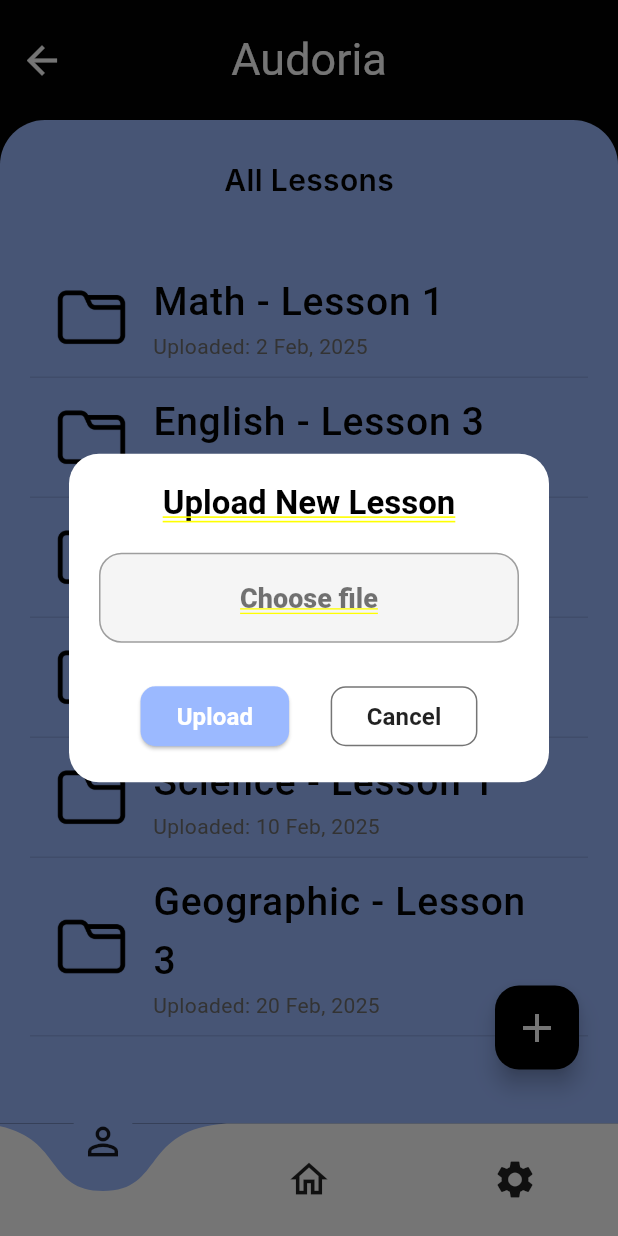
After one commit to malak-0/Audoria, a Flutter app: the screen it shows after launch, after a tap on the "add" icon, on a phone screen of 412 x 824 dp. The commit adds this screen. Run offline on Flutter 3.47's test engine with Material 3 defaults, Android fonts, the phone set to English and light mode, and no system bars; drawn by our look-alikes of curved_navigation_bar; Roboto replaces fonts that are missing (Inter, inter).

Commit message:
add initial implementation of all-lessons page (incomplete)

```diff
--- a/lib/custom_widgets/custom_listtile.dart
+++ b/lib/custom_widgets/custom_listtile.dart
@@ -1,23 +1,45 @@
 import 'package:flutter/material.dart';
 
-class CustomListtile extends StatelessWidget{
+class CustomListtile extends StatelessWidget {
   final String title;
   final String subTitle;
   final Widget filePage;
 
-  const CustomListtile({super.key, required this.title, required this.subTitle, required this.filePage});
+  const CustomListtile({
+    super.key,
+    required this.title,
+    required this.subTitle,
+    required this.filePage,
+  });
 
   @override
   Widget build(BuildContext context) {
-    return  GestureDetector(
-      onTap: () => Navigator.push(context, MaterialPageRoute(builder: (context)=>filePage)),
+    return GestureDetector(
+      onTap: () => Navigator.push(
+        context,
+        MaterialPageRoute(builder: (context) => filePage),
+      ),
       child: ListTile(
-          leading: Image.asset('assets/images/file.png',width: 50,height: 50),
-          title: Text(title, style: TextStyle(color: Color(0xff030303), fontSize: 26, fontWeight: FontWeight.w500, fontFamily: 'inter')),
-          subtitle: Text(subTitle,  style: TextStyle(color: const Color.fromARGB(255, 112, 112, 112), fontSize: 14, fontWeight: FontWeight.w400, fontFamily: 'inter')),
-
+        leading: Image.asset('assets/images/file.png', width: 50, height: 50),
+        title: Text(
+          title,
+          style: TextStyle(
+            color: Color(0xff030303),
+            fontSize: 26,
+            fontWeight: FontWeight.w500,
+            fontFamily: 'inter',
+          ),
+        ),
+        subtitle: Text(
+          subTitle,
+          style: TextStyle(
+            color: const Color.fromARGB(255, 112, 112, 112),
+            fontSize: 14,
+            fontWeight: FontWeight.w400,
+            fontFamily: 'inter',
+          ),
+        ),
       ),
     );
   }
-
 }
--- a/lib/main.dart
+++ b/lib/main.dart
@@ -1,3 +1,4 @@
+import 'package:audoria/screens/all_lessons_page.dart';
 import 'package:flutter/material.dart';
 import 'screens/child_home.dart';
 
@@ -15,7 +16,7 @@ class MyApp extends StatelessWidget {
       theme: ThemeData(
         colorScheme: ColorScheme.fromSeed(seedColor: Colors.deepPurple),
       ),
-      home: const ChildHomePage(username: 'Mariam'),
+      home: const AllLessonsPage(),
       debugShowCheckedModeBanner: false,
     );
   }
--- /dev/null
+++ b/lib/screens/all_lessons_page.dart
@@ -0,0 +1,193 @@
+import 'package:audoria/custom_widgets/custom_text.dart';
+import 'package:flutter/material.dart';
+import '../custom_widgets/custom_appbar.dart';
+import '../custom_widgets/custom_bottom_navbar.dart';
+import '../custom_widgets/custom_listtile.dart';
+
+class AllLessonsPage extends StatefulWidget {
+  const AllLessonsPage({super.key});
+
+  @override
+  State<AllLessonsPage> createState() => _AllLessonsPageState();
+}
+
+class _AllLessonsPageState extends State<AllLessonsPage> {
+  List<Map<String, String>> lessons = [
+    {'title': 'Math - Lesson 1', 'date': '2 Feb, 2025'},
+    {'title': 'English - Lesson 3', 'date': '3 Feb, 2025'},
+    {'title': 'English - Lesson 4', 'date': '4 Feb, 2025'},
+    {'title': 'History - Lesson 2', 'date': '7 Feb, 2025'},
+    {'title': 'Science - Lesson 1', 'date': '10 Feb, 2025'},
+    {'title': 'Geographic - Lesson 3', 'date': '20 Feb, 2025'},
+  ];
+
+  void _showUploadDialog() {
+    showDialog(
+      context: context,
+      builder: (BuildContext context) {
+        return Center(
+          child: Container(
+            width: 320,
+            padding: const EdgeInsets.all(20),
+            decoration: BoxDecoration(
+              color: Colors.white,
+              borderRadius: BorderRadius.circular(20),
+            ),
+            child: Column(
+              mainAxisSize: MainAxisSize.min,
+              children: [
+                const Text(
+                  'Upload New Lesson',
+                  style: TextStyle(
+                    fontSize: 22,
+                    fontWeight: FontWeight.bold,
+                    fontFamily: 'inter',
+                    color: Colors.black,
+                  ),
+                ),
+                const SizedBox(height: 20),
+                GestureDetector(
+                  onTap: () {
+                    // file picker will be here
+                  },
+                  child: Container(
+                    width: double.infinity,
+                    height: 60,
+                    decoration: BoxDecoration(
+                      borderRadius: BorderRadius.circular(15),
+                      border: Border.all(
+                        color: Colors.grey,
+                        style: BorderStyle.solid,
+                        width: 1,
+                      ),
+                      color: Colors.grey.shade100,
+                    ),
+                    child: const Center(
+                      child: Text(
+                        'Choose file',
+                        style: TextStyle(
+                          fontSize: 18,
+                          color: Colors.black54,
+                          fontFamily: 'inter',
+                        ),
+                      ),
+                    ),
+                  ),
+                ),
+                const SizedBox(height: 25),
+                Row(
+                  mainAxisAlignment: MainAxisAlignment.spaceEvenly,
+                  children: [
+                    ElevatedButton(
+                      style: ElevatedButton.styleFrom(
+                        backgroundColor: const Color(0xFF9BB9FF),
+                        shape: RoundedRectangleBorder(
+                          borderRadius: BorderRadius.circular(10),
+                        ),
+                      ),
+                      onPressed: () {
+                        // Add new lesson logic will be here
+                        Navigator.pop(context);
+                      },
+                      child: const Text(
+                        'Upload',
+                        style: TextStyle(
+                          fontFamily: 'inter',
+                          color: Colors.white,
+                          fontSize: 16,
+                          fontWeight: FontWeight.bold,
+                        ),
+                      ),
+                    ),
+                    OutlinedButton(
+                      style: OutlinedButton.styleFrom(
+                        side: const BorderSide(color: Colors.black54),
+                        shape: RoundedRectangleBorder(
+                          borderRadius: BorderRadius.circular(10),
+                        ),
+                      ),
+                      onPressed: () {
+                        Navigator.pop(context);
+                      },
+                      child: const Text(
+                        'Cancel',
+                        style: TextStyle(
+                          fontFamily: 'inter',
+                          color: Colors.black87,
+                          fontSize: 16,
+                          fontWeight: FontWeight.bold,
+                        ),
+                      ),
+                    ),
+                  ],
+                ),
+              ],
+            ),
+          ),
+        );
+      },
+    );
+  }
+
+  @override
+  Widget build(BuildContext context) {
+    return Scaffold(
+      backgroundColor: const Color(0xFF030303),
+      body: Column(
+        children: [
+          const CustomAppbar(),
+          Expanded(
+            child: Container(
+              width: double.infinity,
+              decoration: const BoxDecoration(
+                color: Color(0xFF9BB9FF),
+                borderRadius: BorderRadius.only(
+                  topLeft: Radius.circular(30),
+                  topRight: Radius.circular(30),
+                ),
+              ),
+              padding: const EdgeInsets.symmetric(horizontal: 20, vertical: 25),
+              child: Column(
+                crossAxisAlignment: CrossAxisAlignment.start,
+                children: [
+                  Center(child: CustomText.subtitle("All Lessons")),
+                  const SizedBox(height: 40),
+                  Expanded(
+                    child: ListView.builder(
+                      itemCount: lessons.length,
+                      itemBuilder: (context, index) {
+                        return Column(
+                          children: [
+                            CustomListtile(
+                              title: lessons[index]['title']!,
+                              subTitle: 'Uploaded: ${lessons[index]['date']}',
+                              filePage: Container(),
+                            ),
+                            Divider(
+                              color: Colors.black.withValues(alpha: 0.1),
+                              thickness: 1,
+                              height: 5,
+                            ),
+                          ],
+                        );
+                      },
+                    ),
+                  ),
+                ],
+              ),
+            ),
+          ),
+        ],
+      ),
+      floatingActionButton: Padding(
+        padding: const EdgeInsets.only(bottom: 20, right: 10),
+        child: FloatingActionButton(
+          backgroundColor: Colors.black,
+          onPressed: _showUploadDialog,
+          child: const Icon(Icons.add, color: Colors.white, size: 32),
+        ),
+      ),
+      bottomNavigationBar: const BottomNavBar(),
+    );
+  }
+}
--- a/pubspec.yaml
+++ b/pubspec.yaml
@@ -35,6 +35,7 @@ dependencies:
   # Use with the CupertinoIcons class for iOS style icons.
   cupertino_icons: ^1.0.8
   curved_navigation_bar: ^1.0.3
+  file_picker: ^8.0.6
 
 dev_dependencies:
   flutter_test:
@@ -64,6 +65,7 @@ flutter:
     - assets/images/lesson.png
     - assets/images/camera.png
     - assets/images/question.png
+    - assets/images/file.png
   #   - images/a_dot_ham.jpeg
 
   # An image asset can refer to one or more resolution-specific "variants", see
```
Also changed, not shown: assets/images/file.png (added), pubspec.lock, 7 other files.
